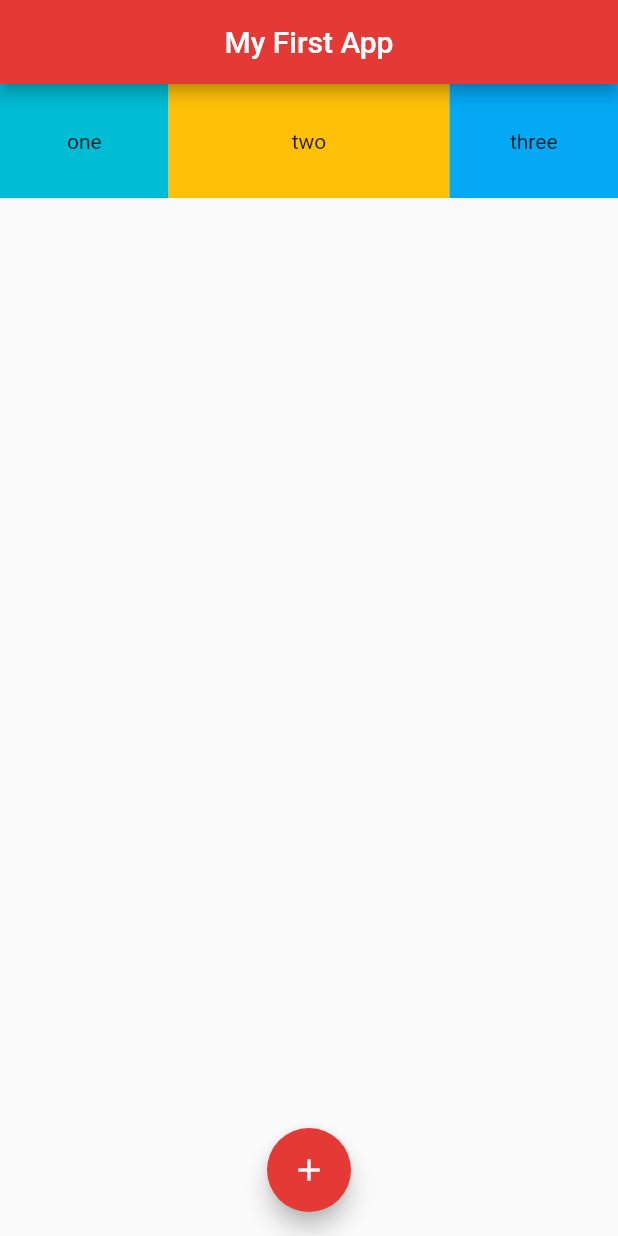
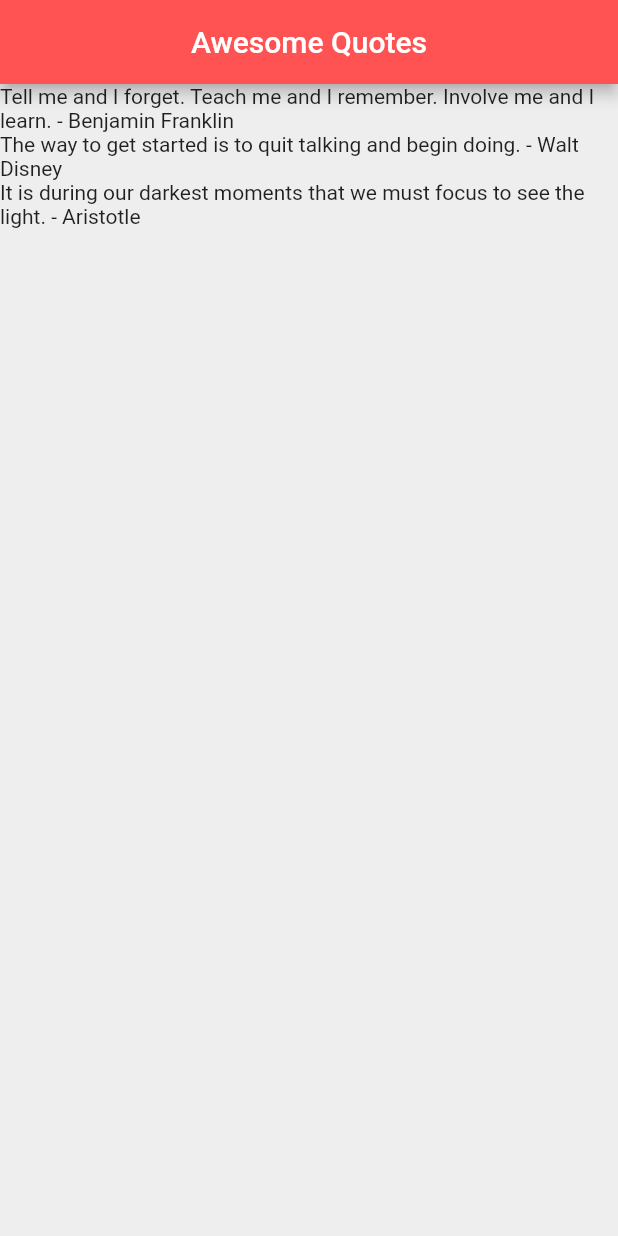
Before and after one commit to batallanazer/flutter-tutorial, a Flutter app: the screen it shows after launch, on a phone screen of 412 x 824 dp. Run offline on Flutter 3.47's test engine with Material 2 defaults, Android fonts, the phone set to English and light mode, and no system bars.

Commit message:
Flutter Tutorial for Beginners #18 - Custom Classes

```diff
--- a/lib/main.dart
+++ b/lib/main.dart
@@ -1,55 +1,37 @@
 import 'package:flutter/material.dart';
-
+import 'quote.dart';
 void main() {
   runApp(MaterialApp(
-    home: Home(),
+    home: QuoteList(),
   ));
 }
 
-class Home extends StatelessWidget {
+class QuoteList extends StatefulWidget {
+
+  @override
+  State<QuoteList> createState() => _QuoteListState();
+}
+
+class _QuoteListState extends State<QuoteList> {
+
+  List<Quote> quotes = [
+    Quote(author: 'Benjamin Franklin', text: "Tell me and I forget. Teach me and I remember. Involve me and I learn."),
+    Quote(author: 'Walt Disney', text: "The way to get started is to quit talking and begin doing."),
+    Quote(author: 'Aristotle', text: "It is during our darkest moments that we must focus to see the light."),
+  ];
 
   @override
   Widget build(BuildContext context) {
     return Scaffold(
+      backgroundColor: Colors.grey[200],
       appBar: AppBar(
-        title: Text('My First App'),
+        title: Text('Awesome Quotes'),
         centerTitle: true,
-        backgroundColor: Colors.red[600],
+        backgroundColor: Colors.redAccent,
       ),
-      body: Row(
-        children: [
-          Expanded(
-            flex: 3,
-            child: Container(
-              padding: EdgeInsets.all(30.0),
-              child: Text("one", textAlign: TextAlign.center,),
-              color: Colors.cyan,
-            ),
-          ),
-          Expanded(
-            flex:5,
-            child: Container(
-              padding: EdgeInsets.all(30.0),
-              child: Text("two", textAlign: TextAlign.center,),
-              color: Colors.amber,
-            ),
-          ),
-          Expanded(
-            flex: 3,
-            child: Container(
-              padding: EdgeInsets.all(30.0),
-              child: Text("three", textAlign: TextAlign.center,),
-              color: Colors.lightBlue,
-            ),
-          ),
-        ],
+      body: Column(
+        children: quotes.map((quote) => Text('${quote.text} - ${quote.author}')).toList(),
       ),
-      floatingActionButton: FloatingActionButton(
-        onPressed: null,
-        child:const Icon(Icons.add),
-        backgroundColor: Colors.red[600],
-      ),
-      floatingActionButtonLocation: FloatingActionButtonLocation.centerFloat,
     );
   }
 }
--- /dev/null
+++ b/lib/quote.dart
@@ -0,0 +1,6 @@
+class Quote{
+  String text;
+  String author;
+
+  Quote({required this.text, required this.author});
+}
```
